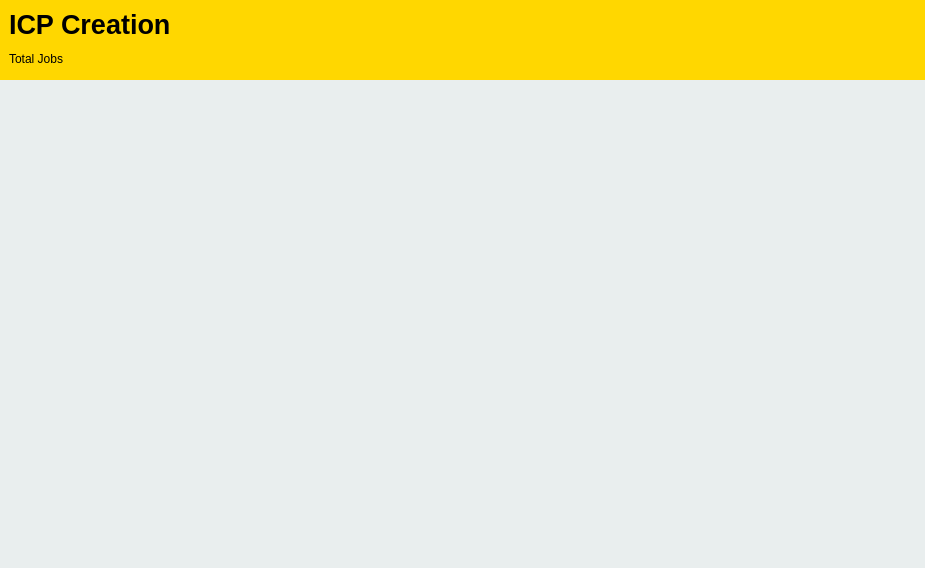
First picture: the form in application/ui/ICP_data_entry.ui, repository layup/LIMS, before the edit.
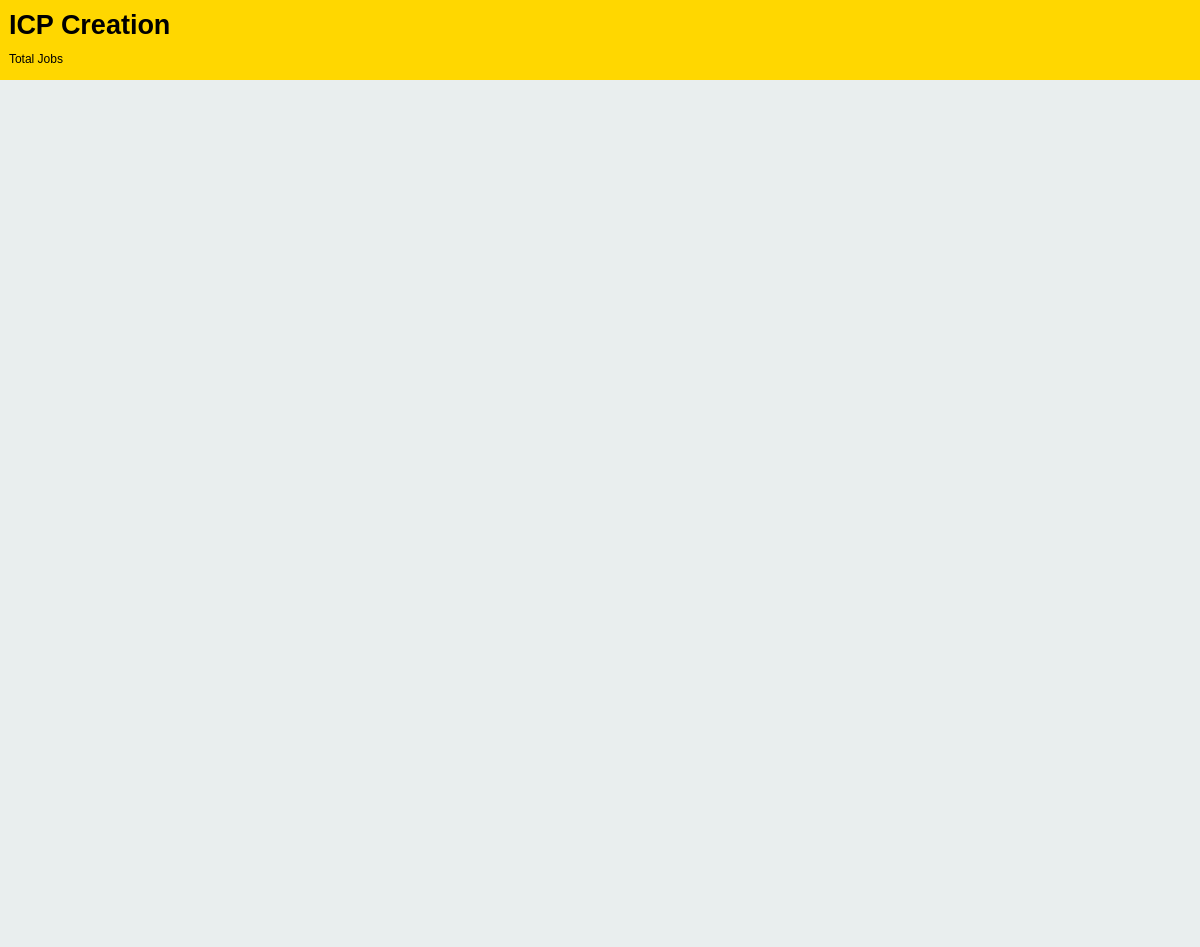
Second picture: the form after the edit.

Patch:
```diff
--- a/application/ui/ICP_data_entry.ui
+++ b/application/ui/ICP_data_entry.ui
@@ -6,8 +6,8 @@
    <rect>
     <x>0</x>
     <y>0</y>
-    <width>925</width>
-    <height>568</height>
+    <width>1200</width>
+    <height>947</height>
    </rect>
   </property>
   <property name="windowTitle">
```
